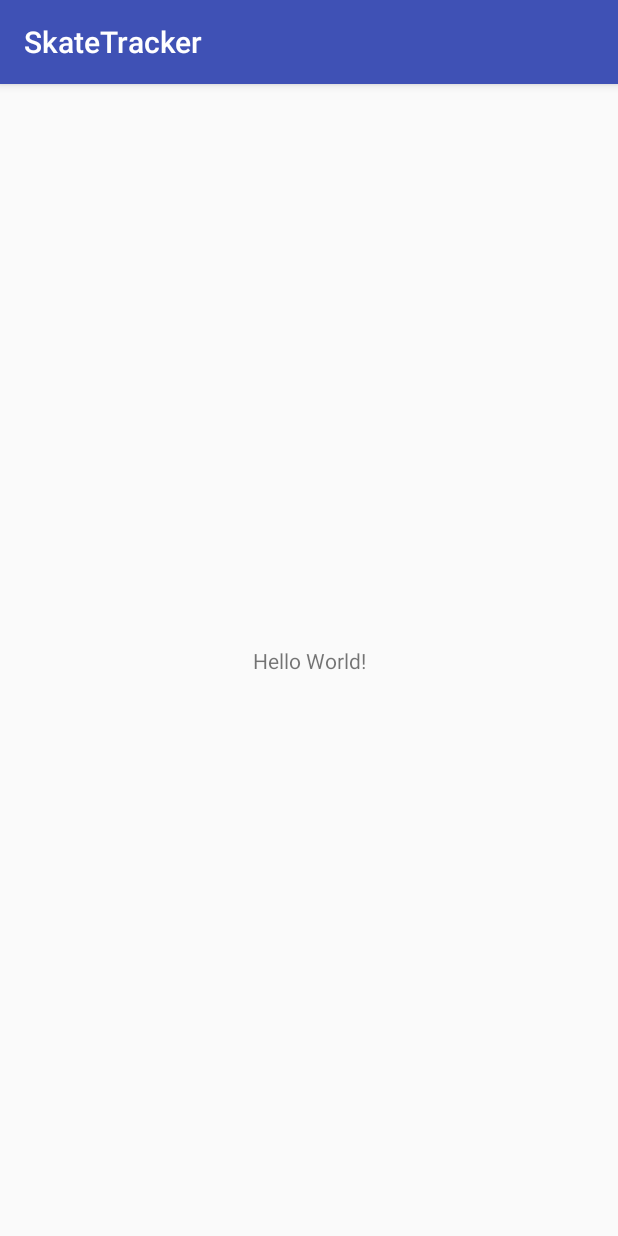
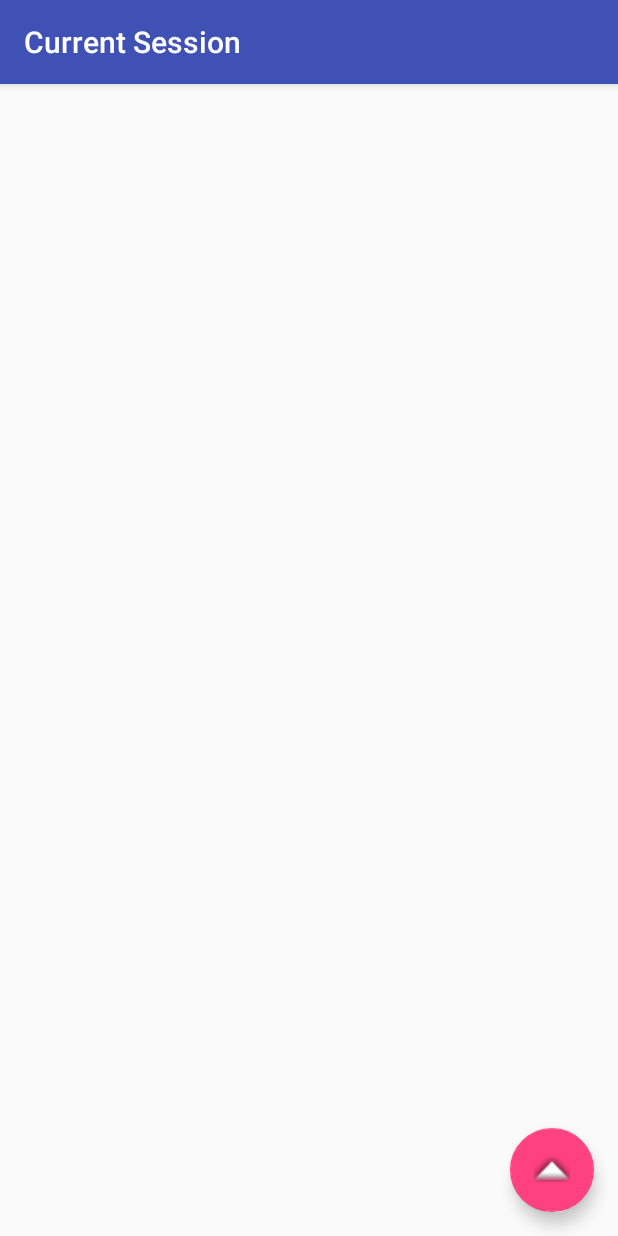
Before and after one commit to PKWouters/SkateTracker, an Android app: the screen it shows after launch (defaultActivity before the commit, CurrentSession after it), on a phone screen of 412 x 824 dp. Run offline under Robolectric (Android 15) with nearby library versions, the phone set to English and light mode, and no system bars.

Commit message:
Added CurrentSession Activity/Updated Trackeable

```diff
--- /dev/null
+++ b/SkateTracker/app/src/main/java/sk8_is_lif3/skatetracker/CurrentSession.java
@@ -0,0 +1,89 @@
+package sk8_is_lif3.skatetracker;
+
+import android.app.AlertDialog;
+import android.content.DialogInterface;
+import android.os.Bundle;
+import android.support.design.widget.FloatingActionButton;
+import android.support.design.widget.Snackbar;
+import android.support.v7.app.AppCompatActivity;
+import android.support.v7.widget.LinearLayoutManager;
+import android.support.v7.widget.RecyclerView;
+import android.support.v7.widget.Toolbar;
+import android.view.LayoutInflater;
+import android.view.View;
+import android.widget.EditText;
+import android.widget.TextView;
+import android.widget.Toast;
+
+import java.util.ArrayList;
+
+public class CurrentSession extends AppCompatActivity{
+
+
+    private RecyclerView trickRecyclerView;
+    private RecyclerView.Adapter trickAdapter;
+    private RecyclerView.LayoutManager trickLayoutManager;
+
+    ArrayList<Trick> tempTrickList;
+
+
+    @Override
+    protected void onCreate(Bundle savedInstanceState) {
+        super.onCreate(savedInstanceState);
+        setContentView(R.layout.activity_current_session);
+        Toolbar toolbar = (Toolbar) findViewById(R.id.toolbar);
+        toolbar.setTitle("Current Session");
+        setSupportActionBar(toolbar);
+
+        tempTrickList = new ArrayList<Trick>();
+
+        trickRecyclerView = (RecyclerView) findViewById(R.id.trickRecyclerView);
+        trickRecyclerView.setHasFixedSize(true);
+        trickLayoutManager = new LinearLayoutManager(this);
+        trickRecyclerView.setLayoutManager(trickLayoutManager);
+        trickAdapter = new TrickAdapter(tempTrickList);
+        trickRecyclerView.setAdapter(trickAdapter);
+
+
+
+        //ADD NEW TRICK BUTTON
+        FloatingActionButton fab = (FloatingActionButton) findViewById(R.id.fab);
+        fab.setOnClickListener(new View.OnClickListener() {
+            @Override
+            public void onClick(View view) {
+                // Use the Builder class for convenient dialog construction
+                final AlertDialog.Builder builder = new AlertDialog.Builder(CurrentSession.this);
+                final LayoutInflater inflater = getLayoutInflater();
+                final View dlgView = inflater.inflate(R.layout.add_trick_dialog, null);
+
+                final TextView trickName = (EditText) dlgView.findViewById(R.id.trickNameField);
+                builder.setView(dlgView)
+                        .setMessage("Add New Trick")
+                        .setPositiveButton("Add", new DialogInterface.OnClickListener() {
+                            public void onClick(DialogInterface dialog, int id) {
+                                //Save to Trick List
+                                tempTrickList.add(new Trick(trickName.getText().toString()));
+                                tempTrickList.get(tempTrickList.size()-1).StartTracking();
+                                trickAdapter.notifyDataSetChanged();
+                            }
+                        })
+                        .setNegativeButton("Cancel", new DialogInterface.OnClickListener() {
+                            public void onClick(DialogInterface dialog, int id) {
+                                //Cancel
+                            }
+                        });
+
+                // Create the AlertDialog object and return it
+                builder.create();
+                builder.show();
+            }
+        });
+
+       runOnUiThread(new Runnable() {
+           public void run() {
+               trickAdapter.notifyDataSetChanged();
+           }
+       });
+    }
+
+}
--- a/SkateTracker/app/src/main/java/sk8_is_lif3/skatetracker/Trick.java
+++ b/SkateTracker/app/src/main/java/sk8_is_lif3/skatetracker/Trick.java
@@ -8,7 +8,7 @@ public class Trick extends Trackable{
     private String _name;
     private int _timesLanded;
 
-    public Trick(String name){
+    public Trick(String name) {
         super();
         _name = name;
     }
@@ -16,6 +16,4 @@ public class Trick extends Trackable{
     public String GetName(){ return _name; }
 
 
-
-
 }
--- /dev/null
+++ b/SkateTracker/app/src/main/java/sk8_is_lif3/skatetracker/TrickAdapter.java
@@ -0,0 +1,55 @@
+package sk8_is_lif3.skatetracker;
+
+import android.support.v7.widget.RecyclerView;
+import android.view.LayoutInflater;
+import android.view.View;
+import android.view.ViewGroup;
+import android.widget.TextView;
+
+import java.util.ArrayList;
+
+public class TrickAdapter extends RecyclerView.Adapter<TrickAdapter.ViewHolder> {
+
+    private ArrayList<Trick> trickSet;
+
+
+    public TrickAdapter(ArrayList<Trick> tricks) {
+        trickSet = tricks;
+    }
+
+
+    //VIEW HOLDER STUFF
+    public static class ViewHolder extends RecyclerView.ViewHolder {
+        // each data item is just a string in this case
+        public TextView mTextView;
+        public TextView ellapsedTimeView;
+        public ViewHolder(View v) {
+            super(v);
+            mTextView = v.findViewById(R.id.trickName);
+            ellapsedTimeView = v.findViewById(R.id.ellapsedTimeCounter);
+        }
+    }
+
+    @Override
+    public ViewHolder onCreateViewHolder(ViewGroup parent, int viewType) {
+        // create a new view
+        View v = (View) LayoutInflater.from(parent.getContext())
+                .inflate(R.layout.trick_card_layout, parent, false);
+
+        ViewHolder vh = new ViewHolder(v);
+        return vh;
+
+    }
+
+    @Override
+    public void onBindViewHolder(ViewHolder holder, int position) {
+        holder.mTextView.setText(trickSet.get(position).GetName());
+        holder.ellapsedTimeView.setText(Integer.toString(trickSet.get(position).EllapsedTime()));
+    }
+
+    @Override
+    public int getItemCount() {
+        return trickSet.size();
+    }
+
+}
--- a/SkateTracker/app/src/main/java/sk8_is_lif3/skatetracker/defaultActivity.java
+++ /dev/null
@@ -1,20 +0,0 @@
-package sk8_is_lif3.skatetracker;
-
-import android.support.v7.app.AppCompatActivity;
-import android.os.Bundle;
-
-public class defaultActivity extends AppCompatActivity {
-
-
-
-
-    @Override
-    protected void onCreate(Bundle savedInstanceState) {
-        super.onCreate(savedInstanceState);
-        setContentView(R.layout.activity_default);
-
-        Trick testTrick = new Trick("Kickflip");
-        System.out.println("Starting Tracking");
-
-    }
-}
--- /dev/null
+++ b/SkateTracker/app/src/main/res/layout/activity_current_session.xml
@@ -0,0 +1,33 @@
+<?xml version="1.0" encoding="utf-8"?>
+<android.support.design.widget.CoordinatorLayout xmlns:android="http://schemas.android.com/apk/res/android"
+    xmlns:app="http://schemas.android.com/apk/res-auto"
+    xmlns:tools="http://schemas.android.com/tools"
+    android:layout_width="match_parent"
+    android:layout_height="match_parent"
+    tools:context=".CurrentSession">
+
+    <android.support.design.widget.AppBarLayout
+        android:layout_width="match_parent"
+        android:layout_height="wrap_content"
+        android:theme="@style/AppTheme.AppBarOverlay">
+
+        <android.support.v7.widget.Toolbar
+            android:id="@+id/toolbar"
+            android:layout_width="match_parent"
+            android:layout_height="?attr/actionBarSize"
+            android:background="?attr/colorPrimary"
+            app:popupTheme="@style/AppTheme.PopupOverlay" />
+
+    </android.support.design.widget.AppBarLayout>
+
+    <include layout="@layout/content_current_session" />
+
+    <android.support.design.widget.FloatingActionButton
+        android:id="@+id/fab"
+        android:layout_width="wrap_content"
+        android:layout_height="wrap_content"
+        android:layout_gravity="bottom|end"
+        android:layout_margin="@dimen/fab_margin"
+        app:srcCompat="@android:drawable/arrow_up_float" />
+
+</android.support.design.widget.CoordinatorLayout>
--- a/SkateTracker/app/src/main/res/layout/activity_default.xml
+++ /dev/null
@@ -1,18 +0,0 @@
-<?xml version="1.0" encoding="utf-8"?>
-<android.support.constraint.ConstraintLayout xmlns:android="http://schemas.android.com/apk/res/android"
-    xmlns:app="http://schemas.android.com/apk/res-auto"
-    xmlns:tools="http://schemas.android.com/tools"
-    android:layout_width="match_parent"
-    android:layout_height="match_parent"
-    tools:context=".defaultActivity">
-
-    <TextView
-        android:layout_width="wrap_content"
-        android:layout_height="wrap_content"
-        android:text="Hello World!"
-        app:layout_constraintBottom_toBottomOf="parent"
-        app:layout_constraintLeft_toLeftOf="parent"
-        app:layout_constraintRight_toRightOf="parent"
-        app:layout_constraintTop_toTopOf="parent" />
-
-</android.support.constraint.ConstraintLayout>
--- /dev/null
+++ b/SkateTracker/app/src/main/res/layout/content_current_session.xml
@@ -0,0 +1,24 @@
+<?xml version="1.0" encoding="utf-8"?>
+<android.support.constraint.ConstraintLayout xmlns:android="http://schemas.android.com/apk/res/android"
+    xmlns:app="http://schemas.android.com/apk/res-auto"
+    xmlns:tools="http://schemas.android.com/tools"
+    android:layout_width="match_parent"
+    android:layout_height="match_parent"
+    app:layout_behavior="@string/appbar_scrolling_view_behavior"
+    tools:context=".CurrentSession"
+    tools:showIn="@layout/activity_current_session">
+
+
+    <android.support.v7.widget.RecyclerView
+        android:id="@+id/trickRecyclerView"
+        android:layout_width="match_parent"
+        android:layout_height="match_parent"
+        android:layout_marginEnd="8dp"
+        android:layout_marginStart="8dp"
+        android:scrollbars="vertical"
+        app:layout_constraintBottom_toBottomOf="parent"
+        app:layout_constraintEnd_toEndOf="parent"
+        app:layout_constraintStart_toStartOf="parent"
+        app:layout_constraintTop_toTopOf="parent" />
+
+</android.support.constraint.ConstraintLayout>
--- /dev/null
+++ b/SkateTracker/app/src/main/res/values/dimens.xml
@@ -0,0 +1,3 @@
+<resources>
+    <dimen name="fab_margin">16dp</dimen>
+</resources>
--- a/SkateTracker/app/src/main/res/values/strings.xml
+++ b/SkateTracker/app/src/main/res/values/strings.xml
@@ -1,3 +1,4 @@
 <resources>
     <string name="app_name">SkateTracker</string>
+    <string name="title_activity_current_session">CurrentSession</string>
 </resources>
--- a/SkateTracker/app/src/main/res/values/styles.xml
+++ b/SkateTracker/app/src/main/res/values/styles.xml
@@ -8,4 +8,13 @@
         <item name="colorAccent">@color/colorAccent</item>
     </style>
 
+    <style name="AppTheme.NoActionBar">
+        <item name="windowActionBar">false</item>
+        <item name="windowNoTitle">true</item>
+    </style>
+
+    <style name="AppTheme.AppBarOverlay" parent="ThemeOverlay.AppCompat.Dark.ActionBar" />
+
+    <style name="AppTheme.PopupOverlay" parent="ThemeOverlay.AppCompat.Light" />
+
 </resources>
```
Also changed, not shown: SkateTracker/app/build.gradle (+8 -0 lines), SkateTracker/app/src/main/AndroidManifest.xml (+7 -4 lines), SkateTracker/app/src/main/java/sk8_is_lif3/skatetracker/Trackable.java (+5 -2 lines), SkateTracker/app/src/main/res/layout/add_trick_dialog.xml (added, +19 -0 lines), SkateTracker/app/src/main/res/layout/trick_card_layout.xml (added, +50 -0 lines), 2 other files.
